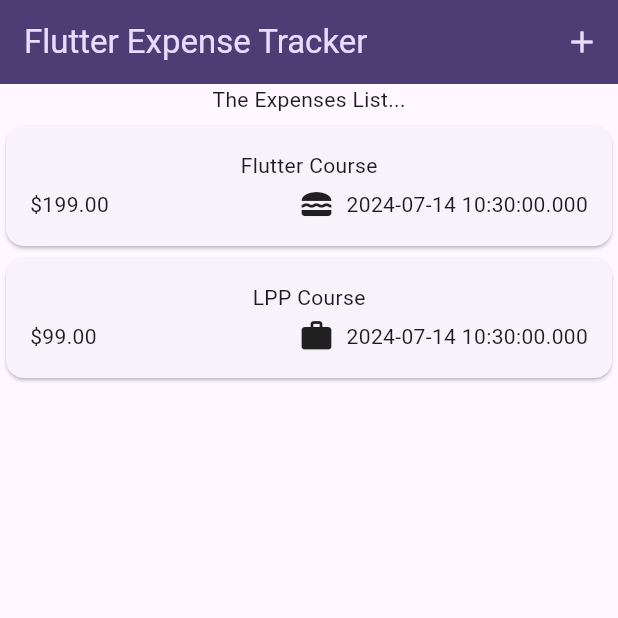
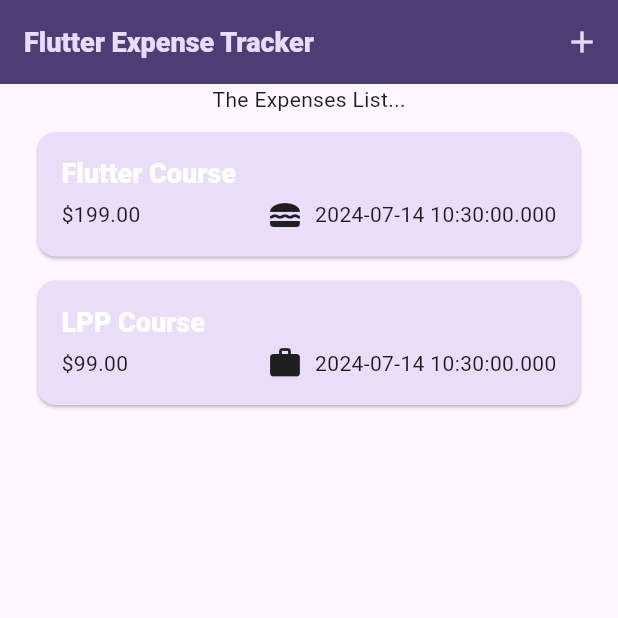
Before and after one commit to Vikas-garg-tiet26/MyExpenseManager, a Flutter app: the screen it shows after launch, on a phone screen of 412 x 824 dp, the top half of it. Run offline on Flutter 3.47's test engine with Material 3 defaults, Android fonts, the light colour scheme and no system bars.

Commit message:
themeing

```diff
--- a/lib/main.dart
+++ b/lib/main.dart
@@ -1,7 +1,8 @@
 import 'package:expense_trcker/models/expenses.dart';
 import 'package:flutter/material.dart';
 
-var kColorScheme = ColorScheme.fromSeed(seedColor: const Color.fromARGB(255, 130, 81, 245));
+var kColorScheme =
+    ColorScheme.fromSeed(seedColor: const Color.fromARGB(255, 130, 81, 245));
 void main() {
   runApp(const ExpenseApp());
 }
@@ -14,15 +15,26 @@ class ExpenseApp extends StatelessWidget {
   Widget build(BuildContext context) {
     return (MaterialApp(
       theme: ThemeData().copyWith(
-        colorScheme:kColorScheme,
+        colorScheme: kColorScheme,
         appBarTheme: const AppBarTheme().copyWith(
           backgroundColor: kColorScheme.onPrimaryContainer,
           foregroundColor: kColorScheme.primaryContainer,
-
-        )
+        ),
+        cardTheme: const CardTheme().copyWith(
+          color: kColorScheme.secondaryContainer,
+          margin: const EdgeInsets.symmetric(horizontal: 25, vertical: 8),
+        ),
+        elevatedButtonTheme: ElevatedButtonThemeData(
+          style: ElevatedButton.styleFrom(
+            backgroundColor: kColorScheme.primaryContainer,
+          ),
+        ),
+        textTheme: ThemeData().textTheme.copyWith(
+            titleLarge:
+                const TextStyle(fontWeight: FontWeight.w900, fontSize: 18)),
       ),
       debugShowCheckedModeBanner: false,
-      home:const Expenses(),
+      home: const Expenses(),
     ));
   }
 }
--- a/lib/models/expenses_list.dart
+++ b/lib/models/expenses_list.dart
@@ -14,6 +14,10 @@ class ExpensesList extends StatelessWidget {
       itemCount: expenses.length,
       itemBuilder: (context, index) => Dismissible(
           key: ValueKey(expenses[index]),
+          background: Container(
+            color: Theme.of(context).colorScheme.error.withOpacity(0.5),
+            margin: EdgeInsets.symmetric(horizontal: 8, vertical: 10),
+          ),
           onDismissed: (direction) => onRemoveExpense(expenses[index]),
           child: ExpenseItem(expenses[index])),
     );
--- a/lib/models/widgets/expense_item.dart
+++ b/lib/models/widgets/expense_item.dart
@@ -11,8 +11,12 @@ class ExpenseItem extends StatelessWidget {
       child: Padding(
         padding: const EdgeInsets.all(16),
         child: Column(
+          crossAxisAlignment: CrossAxisAlignment.start,
           children: [
-            Text(expense.title),
+            Text(
+              expense.title,
+              style: Theme.of(context).textTheme.titleLarge,
+            ),
             const SizedBox(
               height: 4,
             ),
@@ -22,7 +26,7 @@ class ExpenseItem extends StatelessWidget {
                 const Spacer(),
                 Row(
                   children: [
-                    Icon(categoryicons[expense.category] ),
+                    Icon(categoryicons[expense.category]),
                     const SizedBox(width: 8),
                     Text(expense.date.toString()),
                   ],
```
